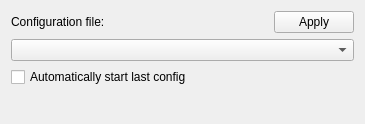
First picture: the form in IbisHardwareIGSIO/ibishardwareIGSIOsettingswidget.ui, repository IbisNeuronav/Ibis, before the edit.
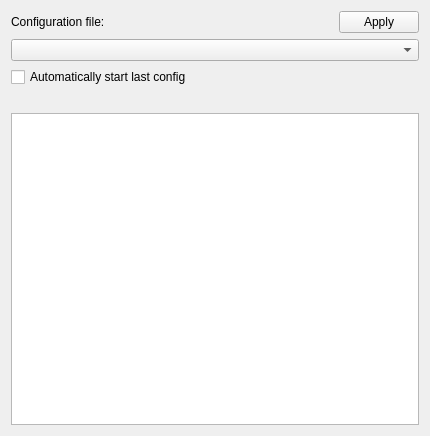
Second picture: the form after the edit.

```diff
--- a/IbisHardwareIGSIO/ibishardwareIGSIOsettingswidget.ui
+++ b/IbisHardwareIGSIO/ibishardwareIGSIOsettingswidget.ui
@@ -6,8 +6,8 @@
    <rect>
     <x>0</x>
     <y>0</y>
-    <width>365</width>
-    <height>124</height>
+    <width>430</width>
+    <height>436</height>
    </rect>
   </property>
   <property name="windowTitle">
@@ -56,17 +56,21 @@
     </widget>
    </item>
    <item>
-    <spacer name="verticalSpacer">
-     <property name="orientation">
-      <enum>Qt::Vertical</enum>
+    <widget class="QLabel" name="statusLabel">
+     <property name="text">
+      <string/>
      </property>
-     <property name="sizeHint" stdset="0">
-      <size>
-       <width>20</width>
-       <height>25</height>
-      </size>
+    </widget>
+   </item>
+   <item>
+    <widget class="QTextEdit" name="logTextEdit">
+     <property name="lineWrapMode">
+      <enum>QTextEdit::NoWrap</enum>
      </property>
-    </spacer>
+     <property name="readOnly">
+      <bool>true</bool>
+     </property>
+    </widget>
    </item>
   </layout>
  </widget>
```
